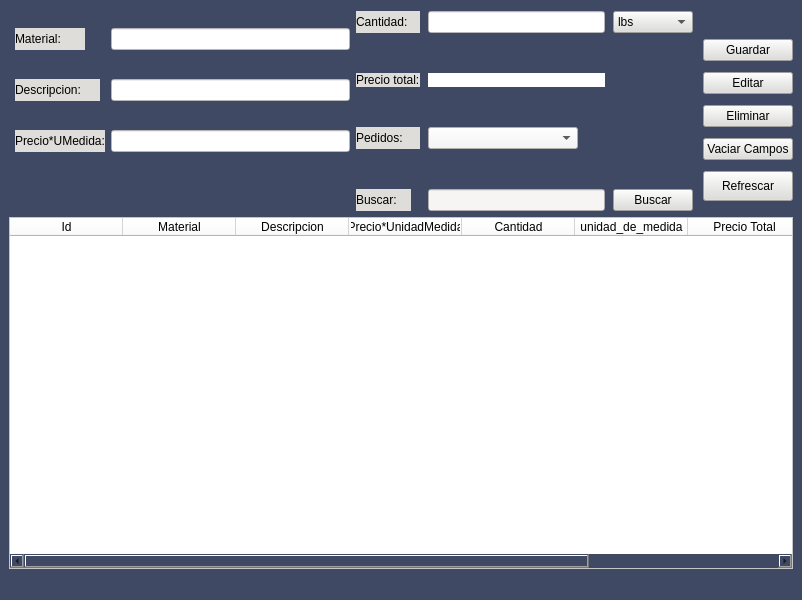
Above: Proyecto/Interfaces/Ui/materiales.ui from EdCenten0/MAPA-Python before the change. Below: the same form after it.
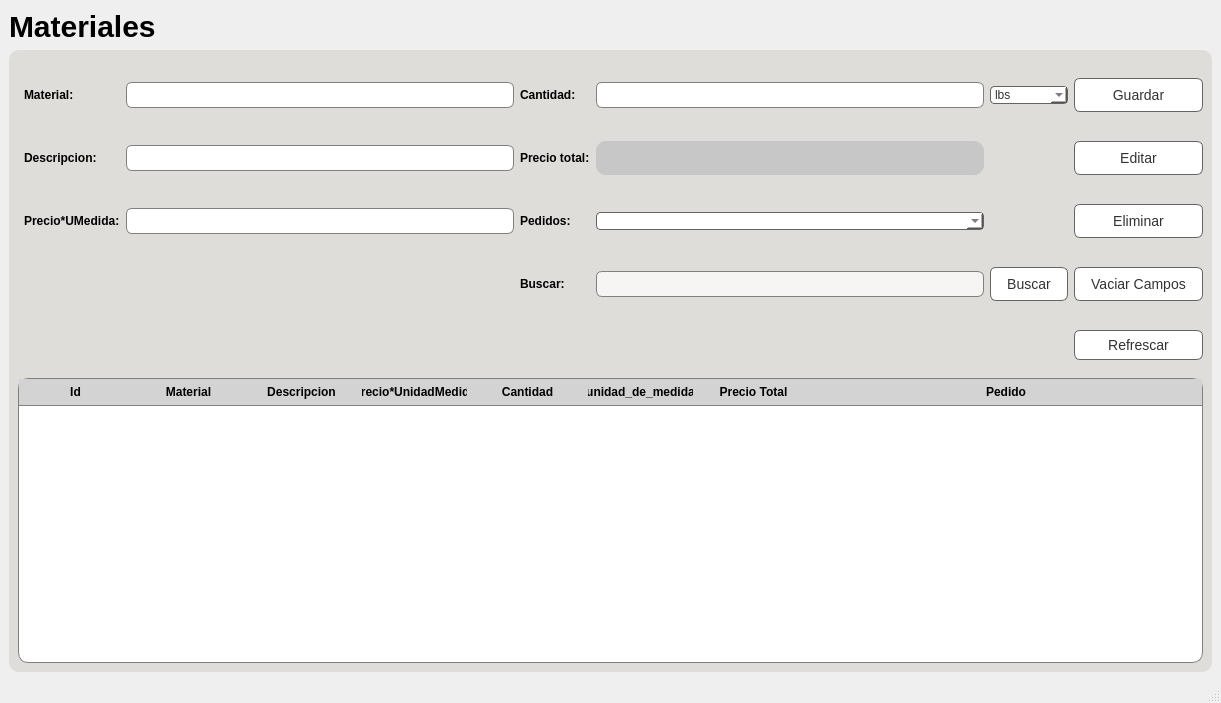
That is the form after the change.

Commit message: Formulario de materiales con estilo actualiazado

What changed in the file:
```diff
--- a/Proyecto/Interfaces/Ui/materiales.ui
+++ b/Proyecto/Interfaces/Ui/materiales.ui
@@ -6,56 +6,231 @@
    <rect>
     <x>0</x>
     <y>0</y>
-    <width>802</width>
-    <height>600</height>
+    <width>1221</width>
+    <height>703</height>
    </rect>
   </property>
   <property name="windowTitle">
    <string>Materiales</string>
   </property>
   <property name="styleSheet">
-   <string notr="true">background-color: rgb(63, 73, 100);</string>
+   <string notr="true"/>
   </property>
   <widget class="QWidget" name="centralwidget">
+   <layout class="QGridLayout" name="gridLayout_2">
+    <item row="1" column="0">
+     <widget class="QFrame" name="frame">
+      <property name="styleSheet">
+       <string notr="true">QFrame{
+	background-color: rgb(222, 221, 218);
+	border:none;
+}
+QPushButton {
+	background-color:rgb(255, 255, 255);
+	border:1px solid rgb(100,100,100);
+	color:rgb(50,50,50);
+    padding: 8px 16px;
+    border-radius: 6px;
+    font-size: 14px;
+}
+
+QPushButton:hover {
+    background-color: #D6D2D1;
+}
+
+QPushButton:pressed {
+    background-color: #52c7ff;
+}
+
+QLabel{
+		font-weight:500;
+}
+
+*{
+		font-family:&quot;Inter&quot;, sans-serif;
+		
+}
+
+QFrame{
+		background-color: rgb(222, 221, 218);
+		border-radius:10%;
+}
+
+QLineEdit {
+    background-color: white;
+    border: 1px solid gray;
+    padding: 4px;
+    border-radius: 6px;
+    font-size: 12px;
+}
+
+QLineEdit:focus {
+    border-color: #3daee9;
+    outline: none;
+}
+
+QLineEdit::hover {
+    background-color: #f0f0f0;
+}
+
+QTextEdit {
+    background-color: white;
+    border: 1px solid gray;
+    padding: 4px;
+    border-radius: 6px;
+    font-size: 12px;
+}
+
+QTextEdit:focus {
+    border-color: #3daee9;
+    outline: none;
+}
+
+QTextEdit::hover {
+    background-color: #f0f0f0;
+}</string>
+      </property>
+      <property name="frameShape">
+       <enum>QFrame::StyledPanel</enum>
+      </property>
+      <property name="frameShadow">
+       <enum>QFrame::Raised</enum>
+      </property>
    <layout class="QGridLayout" name="gridLayout_4">
-    <item row="0" column="1">
-     <layout class="QGridLayout" name="gridLayout_2" rowstretch="0,0,0,0,0" columnstretch="0,0,0">
+       <item row="0" column="0">
+        <layout class="QHBoxLayout" name="horizontalLayout">
+         <item>
+          <layout class="QGridLayout" name="gridLayout" rowstretch="0,0,0,0,0" columnstretch="3,0,0,0,0,0">
       <property name="leftMargin">
-       <number>0</number>
+            <number>6</number>
       </property>
       <property name="topMargin">
-       <number>2</number>
+            <number>19</number>
       </property>
       <property name="rightMargin">
-       <number>4</number>
+            <number>0</number>
       </property>
       <property name="bottomMargin">
-       <number>0</number>
+            <number>12</number>
       </property>
       <property name="horizontalSpacing">
-       <number>8</number>
+            <number>6</number>
       </property>
       <property name="verticalSpacing">
-       <number>40</number>
-      </property>
-      <item row="3" column="2">
+            <number>29</number>
+           </property>
+           <item row="3" column="4">
        <widget class="QPushButton" name="btnBuscar">
         <property name="styleSheet">
-         <string notr="true">background-color: rgb(222, 221, 218);</string>
+              <string notr="true">QPushButton {
+	background-color:rgb(255, 255, 255);
+	border:1px solid rgb(100,100,100);
+	color:rgb(50,50,50);
+    padding: 8px 16px;
+    border-radius: 6px;
+    font-size: 14px;
+}
+
+QPushButton:hover {
+    background-color: #D6D2D1;
+}
+
+QPushButton:pressed {
+    background-color: #52c7ff;
+}</string>
         </property>
         <property name="text">
          <string>Buscar</string>
         </property>
        </widget>
       </item>
-      <item row="3" column="1">
-       <widget class="QLineEdit" name="txtBuscar">
+           <item row="1" column="0">
+            <widget class="QLabel" name="label_2">
+             <property name="maximumSize">
+              <size>
+               <width>85</width>
+               <height>16777215</height>
+              </size>
+             </property>
         <property name="styleSheet">
-         <string notr="true">background-color: rgb(246, 245, 244);</string>
+              <string notr="true">background-color: rgb(222, 221, 218);</string>
+             </property>
+             <property name="text">
+              <string>Descripcion:</string>
+             </property>
+            </widget>
+           </item>
+           <item row="3" column="0">
+            <widget class="QLabel" name="lblId">
+             <property name="styleSheet">
+              <string notr="true">color: rgb(222, 221, 218);</string>
+             </property>
+             <property name="text">
+              <string/>
+             </property>
+            </widget>
+           </item>
+           <item row="0" column="0">
+            <widget class="QLabel" name="label">
+             <property name="maximumSize">
+              <size>
+               <width>70</width>
+               <height>16777215</height>
+              </size>
+             </property>
+             <property name="styleSheet">
+              <string notr="true">QLabel{
+		font-weight:500;
+}
+</string>
+             </property>
+             <property name="text">
+              <string>Material:</string>
         </property>
        </widget>
       </item>
       <item row="2" column="0">
+            <widget class="QLabel" name="label_3">
+             <property name="maximumSize">
+              <size>
+               <width>150</width>
+               <height>16777215</height>
+              </size>
+             </property>
+             <property name="styleSheet">
+              <string notr="true">background-color: rgb(222, 221, 218);</string>
+             </property>
+             <property name="text">
+              <string>Precio*UMedida:</string>
+             </property>
+            </widget>
+           </item>
+           <item row="2" column="5">
+            <widget class="QPushButton" name="btnEliminar">
+             <property name="styleSheet">
+              <string notr="true">QPushButton {
+	background-color:rgb(255, 255, 255);
+	border:1px solid rgb(100,100,100);
+	color:rgb(50,50,50);
+    padding: 8px 16px;
+    border-radius: 6px;
+    font-size: 14px;
+}
+
+QPushButton:hover {
+    background-color: #D6D2D1;
+}
+
+QPushButton:pressed {
+    background-color: #52c7ff;
+}</string>
+             </property>
+             <property name="text">
+              <string>Eliminar</string>
+             </property>
+            </widget>
+           </item>
+           <item row="2" column="2">
        <widget class="QLabel" name="lblProveedores">
         <property name="maximumSize">
          <size>
@@ -71,7 +246,14 @@
         </property>
        </widget>
       </item>
-      <item row="0" column="2">
+           <item row="3" column="3">
+            <widget class="QLineEdit" name="txtBuscar">
+             <property name="styleSheet">
+              <string notr="true">background-color: rgb(246, 245, 244);</string>
+             </property>
+            </widget>
+           </item>
+           <item row="0" column="4">
        <widget class="QComboBox" name="cbUnidadesMedida">
         <property name="cursor">
          <cursorShape>PointingHandCursor</cursorShape>
@@ -80,7 +262,14 @@
          <enum>Qt::LeftToRight</enum>
         </property>
         <property name="styleSheet">
-         <string notr="true">background-color: rgb(222, 221, 218);</string>
+              <string notr="true">QComboBox{
+		background-color:rgb(255, 255, 255);
+		border:1px solid rgb(100,100,100);
+		color:rgb(50,50,50);
+		border-radius:4px;
+}
+
+</string>
         </property>
         <property name="editable">
          <bool>false</bool>
@@ -134,132 +323,183 @@
         </item>
        </widget>
       </item>
-      <item row="1" column="0">
-       <widget class="QLabel" name="label_5">
-        <property name="styleSheet">
-         <string notr="true">background-color: rgb(222, 221, 218);</string>
-        </property>
-        <property name="text">
-         <string>Precio total:</string>
-        </property>
-       </widget>
-      </item>
-      <item row="2" column="1">
-       <widget class="QComboBox" name="cbPedidos">
-        <property name="maximumSize">
-         <size>
-          <width>150</width>
-          <height>16777215</height>
-         </size>
-        </property>
-        <property name="styleSheet">
-         <string notr="true">background-color: rgb(246, 245, 244);</string>
-        </property>
-        <property name="currentIndex">
-         <number>-1</number>
-        </property>
-        <property name="maxVisibleItems">
-         <number>25</number>
-        </property>
-       </widget>
-      </item>
-      <item row="3" column="0">
-       <widget class="QLabel" name="lblBuscar">
-        <property name="maximumSize">
-         <size>
-          <width>55</width>
-          <height>16777215</height>
-         </size>
-        </property>
-        <property name="styleSheet">
-         <string notr="true">background-color: rgb(222, 221, 218);</string>
-        </property>
-        <property name="text">
-         <string>Buscar:</string>
-        </property>
-       </widget>
-      </item>
-      <item row="1" column="1">
+           <item row="1" column="3">
        <widget class="QLabel" name="txtPrecioTotal">
         <property name="styleSheet">
-         <string notr="true">background-color: rgb(255, 255, 255);</string>
+              <string notr="true">QLabel{
+		font-weight:500;
+		background-color:#c7c7c7;
+}
+</string>
         </property>
         <property name="text">
          <string/>
         </property>
        </widget>
       </item>
-      <item row="0" column="1">
-       <widget class="QLineEdit" name="txtCantidad">
-        <property name="styleSheet">
-         <string notr="true">background-color: rgb(255, 255, 255);</string>
-        </property>
-       </widget>
-      </item>
-      <item row="0" column="0">
-       <widget class="QLabel" name="label_4">
-        <property name="maximumSize">
-         <size>
-          <width>70</width>
-          <height>16777215</height>
-         </size>
-        </property>
-        <property name="styleSheet">
-         <string notr="true">background-color: rgb(222, 221, 218);</string>
-        </property>
-        <property name="text">
-         <string>Cantidad:</string>
-        </property>
-       </widget>
-      </item>
-     </layout>
-    </item>
-    <item row="0" column="2">
-     <layout class="QGridLayout" name="gridLayout_3">
-      <property name="topMargin">
-       <number>25</number>
-      </property>
-      <item row="3" column="0">
-       <widget class="QPushButton" name="btnEliminar">
-        <property name="styleSheet">
-         <string notr="true">background-color: rgb(222, 221, 218);</string>
-        </property>
-        <property name="text">
-         <string>Eliminar</string>
-        </property>
-       </widget>
-      </item>
-      <item row="2" column="0">
-       <widget class="QPushButton" name="btnEditar">
-        <property name="styleSheet">
-         <string notr="true">background-color: rgb(222, 221, 218);</string>
-        </property>
-        <property name="text">
-         <string>Editar</string>
-        </property>
-       </widget>
-      </item>
-      <item row="1" column="0">
+           <item row="0" column="5">
        <widget class="QPushButton" name="btnGuardar">
         <property name="styleSheet">
-         <string notr="true">background-color: rgb(222, 221, 218);</string>
+              <string notr="true">QPushButton {
+	background-color:rgb(255, 255, 255);
+	border:1px solid rgb(100,100,100);
+	color:rgb(50,50,50);
+    padding: 8px 16px;
+    border-radius: 6px;
+    font-size: 14px;
+}
+
+QPushButton:hover {
+    background-color: #D6D2D1;
+}
+
+QPushButton:pressed {
+    background-color: #52c7ff;
+}</string>
         </property>
         <property name="text">
          <string>Guardar</string>
         </property>
        </widget>
       </item>
-      <item row="4" column="0">
+           <item row="1" column="2">
+            <widget class="QLabel" name="label_5">
+             <property name="styleSheet">
+              <string notr="true">background-color: rgb(222, 221, 218);</string>
+             </property>
+             <property name="text">
+              <string>Precio total:</string>
+             </property>
+            </widget>
+           </item>
+           <item row="3" column="5">
        <widget class="QPushButton" name="btnVaciarCampos">
         <property name="styleSheet">
-         <string notr="true">background-color: rgb(222, 221, 218);</string>
+              <string notr="true">QPushButton {
+	background-color:rgb(255, 255, 255);
+	border:1px solid rgb(100,100,100);
+	color:rgb(50,50,50);
+    padding: 8px 16px;
+    border-radius: 6px;
+    font-size: 14px;
+}
+
+QPushButton:hover {
+    background-color: #D6D2D1;
+}
+
+QPushButton:pressed {
+    background-color: #52c7ff;
+}</string>
         </property>
         <property name="text">
          <string>Vaciar Campos</string>
         </property>
        </widget>
       </item>
-      <item row="5" column="0">
+           <item row="1" column="5">
+            <widget class="QPushButton" name="btnEditar">
+             <property name="styleSheet">
+              <string notr="true">QPushButton {
+	background-color:rgb(255, 255, 255);
+	border:1px solid rgb(100,100,100);
+	color:rgb(50,50,50);
+    padding: 8px 16px;
+    border-radius: 6px;
+    font-size: 14px;
+}
+
+QPushButton:hover {
+    background-color: #D6D2D1;
+}
+
+QPushButton:pressed {
+    background-color: #52c7ff;
+}</string>
+             </property>
+             <property name="text">
+              <string>Editar</string>
+             </property>
+            </widget>
+           </item>
+           <item row="0" column="2">
+            <widget class="QLabel" name="label_4">
+             <property name="maximumSize">
+              <size>
+               <width>70</width>
+               <height>16777215</height>
+              </size>
+             </property>
+             <property name="styleSheet">
+              <string notr="true">background-color: rgb(222, 221, 218);</string>
+             </property>
+             <property name="text">
+              <string>Cantidad:</string>
+             </property>
+            </widget>
+           </item>
+           <item row="0" column="3">
+            <widget class="QLineEdit" name="txtCantidad">
+             <property name="styleSheet">
+              <string notr="true">background-color: rgb(255, 255, 255);</string>
+             </property>
+            </widget>
+           </item>
+           <item row="1" column="1">
+            <widget class="QLineEdit" name="txtDescripcion">
+             <property name="styleSheet">
+              <string notr="true">background-color: rgb(255, 255, 255);</string>
+             </property>
+            </widget>
+           </item>
+           <item row="2" column="3">
+            <widget class="QComboBox" name="cbPedidos">
+             <property name="minimumSize">
+              <size>
+               <width>350</width>
+               <height>0</height>
+              </size>
+             </property>
+             <property name="maximumSize">
+              <size>
+               <width>450</width>
+               <height>16777215</height>
+              </size>
+             </property>
+             <property name="styleSheet">
+              <string notr="true">QComboBox{
+		background-color:rgb(255, 255, 255);
+		border:1px solid rgb(100,100,100);
+		color:rgb(50,50,50);
+		border-radius:4px;
+		
+}
+
+</string>
+             </property>
+             <property name="currentIndex">
+              <number>-1</number>
+             </property>
+             <property name="maxVisibleItems">
+              <number>25</number>
+             </property>
+            </widget>
+           </item>
+           <item row="0" column="1">
+            <widget class="QLineEdit" name="txtNombreMaterial">
+             <property name="styleSheet">
+              <string notr="true">background-color: rgb(255, 255, 255);</string>
+             </property>
+            </widget>
+           </item>
+           <item row="2" column="1">
+            <widget class="QLineEdit" name="txtPrecioUnidadMedida">
+             <property name="styleSheet">
+              <string notr="true">background-color: rgb(255, 255, 255);</string>
+             </property>
+            </widget>
+           </item>
+           <item row="4" column="5">
        <widget class="QPushButton" name="btnRefrescar">
         <property name="maximumSize">
          <size>
@@ -268,64 +508,33 @@
          </size>
         </property>
         <property name="styleSheet">
-         <string notr="true">background-color: rgb(222, 221, 218);</string>
+              <string notr="true">QPushButton {
+	background-color:rgb(255, 255, 255);
+	border:1px solid rgb(100,100,100);
+	color:rgb(50,50,50);
+    padding: 8px 16px;
+    border-radius: 6px;
+    font-size: 14px;
+}
+
+QPushButton:hover {
+    background-color: #D6D2D1;
+}
+
+QPushButton:pressed {
+    background-color: #52c7ff;
+}</string>
         </property>
         <property name="text">
          <string>Refrescar</string>
         </property>
        </widget>
       </item>
-     </layout>
-    </item>
-    <item row="0" column="0">
-     <layout class="QGridLayout" name="gridLayout" rowstretch="0,0,0,0" columnstretch="3,0">
-      <property name="leftMargin">
-       <number>6</number>
-      </property>
-      <property name="topMargin">
-       <number>19</number>
-      </property>
-      <property name="rightMargin">
-       <number>0</number>
-      </property>
-      <property name="bottomMargin">
-       <number>12</number>
-      </property>
-      <property name="horizontalSpacing">
-       <number>6</number>
-      </property>
-      <property name="verticalSpacing">
-       <number>29</number>
-      </property>
-      <item row="2" column="1">
-       <widget class="QLineEdit" name="txtPrecioUnidadMedida">
-        <property name="styleSheet">
-         <string notr="true">background-color: rgb(255, 255, 255);</string>
-        </property>
-       </widget>
-      </item>
-      <item row="3" column="0">
-       <widget class="QLabel" name="lblId">
-        <property name="styleSheet">
-         <string notr="true">color: rgb(63, 73, 100);</string>
-        </property>
-        <property name="text">
-         <string/>
-        </property>
-       </widget>
-      </item>
-      <item row="0" column="1">
-       <widget class="QLineEdit" name="txtNombreMaterial">
-        <property name="styleSheet">
-         <string notr="true">background-color: rgb(255, 255, 255);</string>
-        </property>
-       </widget>
-      </item>
-      <item row="2" column="0">
-       <widget class="QLabel" name="label_3">
+           <item row="3" column="2">
+            <widget class="QLabel" name="lblBuscar">
         <property name="maximumSize">
          <size>
-          <width>150</width>
+               <width>55</width>
           <height>16777215</height>
          </size>
         </property>
@@ -333,60 +542,76 @@
          <string notr="true">background-color: rgb(222, 221, 218);</string>
         </property>
         <property name="text">
-         <string>Precio*UMedida:</string>
-        </property>
-       </widget>
+              <string>Buscar:</string>
+             </property>
+            </widget>
+           </item>
+          </layout>
+         </item>
+        </layout>
       </item>
       <item row="1" column="0">
-       <widget class="QLabel" name="label_2">
-        <property name="maximumSize">
-         <size>
-          <width>85</width>
-          <height>16777215</height>
-         </size>
-        </property>
-        <property name="styleSheet">
-         <string notr="true">background-color: rgb(222, 221, 218);</string>
-        </property>
-        <property name="text">
-         <string>Descripcion:</string>
-        </property>
-       </widget>
-      </item>
+        <layout class="QGridLayout" name="gridLayout_5">
       <item row="0" column="0">
-       <widget class="QLabel" name="label">
-        <property name="maximumSize">
-         <size>
-          <width>70</width>
-          <height>16777215</height>
-         </size>
-        </property>
-        <property name="styleSheet">
-         <string notr="true">background-color: rgb(222, 221, 218);</string>
-        </property>
-        <property name="text">
-         <string>Material:</string>
-        </property>
-       </widget>
-      </item>
-      <item row="1" column="1">
-       <widget class="QLineEdit" name="txtDescripcion">
-        <property name="styleSheet">
-         <string notr="true">background-color: rgb(255, 255, 255);</string>
-        </property>
-       </widget>
-      </item>
-     </layout>
-    </item>
-    <item row="1" column="0" colspan="3">
-     <layout class="QVBoxLayout" name="verticalLayout">
-      <item>
        <widget class="QTableWidget" name="tw_materiales">
         <property name="contextMenuPolicy">
          <enum>Qt::DefaultContextMenu</enum>
         </property>
         <property name="styleSheet">
-         <string notr="true">background-color: rgb(255, 255, 255);</string>
+            <string notr="true">QTableView QHeaderView::section {
+    font-size: 12px;
+    font-weight: bold;
+    background-color: lightgray;
+    padding: 4px;
+    border: none;
+    border-bottom: 1px solid gray;
+}
+
+QTableView {
+    background-color: white;
+    border: 1px solid gray;
+}
+
+QTableView QScrollBar:vertical {
+    width: 14px;
+    background-color: lightgray;
+}
+
+QTableView QScrollBar::handle:vertical {
+    background-color: gray;
+    border-radius: 7px;
+}
+
+QTableView QScrollBar::add-line:vertical,
+QTableView QScrollBar::sub-line:vertical {
+    background-color: transparent;
+}
+
+QTableView QScrollBar::add-page:vertical,
+QTableView QScrollBar::sub-page:vertical {
+    background-color: transparent;
+}
+
+QTableView QScrollBar:horizontal {
+    height: 14px;
+    background-color: lightgray;
+}
+
+QTableView QScrollBar::handle:horizontal {
+    background-color: gray;
+    border-radius: 7px;
+}
+
+QTableView QScrollBar::add-line:horizontal,
+QTableView QScrollBar::sub-line:horizontal {
+    background-color: transparent;
+}
+
+QTableView QScrollBar::add-page:horizontal,
+QTableView QScrollBar::sub-page:horizontal {
+    background-color: transparent;
+}
+</string>
         </property>
         <property name="sizeAdjustPolicy">
          <enum>QAbstractScrollArea::AdjustIgnored</enum>
@@ -407,7 +632,7 @@
          <bool>true</bool>
         </attribute>
         <attribute name="horizontalHeaderStretchLastSection">
-         <bool>false</bool>
+            <bool>true</bool>
         </attribute>
         <attribute name="verticalHeaderCascadingSectionResizes">
          <bool>false</bool>
@@ -488,6 +713,21 @@
        </widget>
       </item>
      </layout>
+       </item>
+      </layout>
+     </widget>
+    </item>
+    <item row="0" column="0">
+     <widget class="QLabel" name="label_6">
+      <property name="styleSheet">
+       <string notr="true">font-family:&quot;Inter&quot;, sans-serif;
+font-size:30px;
+font-weight:500;</string>
+      </property>
+      <property name="text">
+       <string>Materiales</string>
+      </property>
+     </widget>
     </item>
    </layout>
   </widget>
```
Lines whose indentation alone changed are shown as unchanged. The commit also changes 1 other file.
